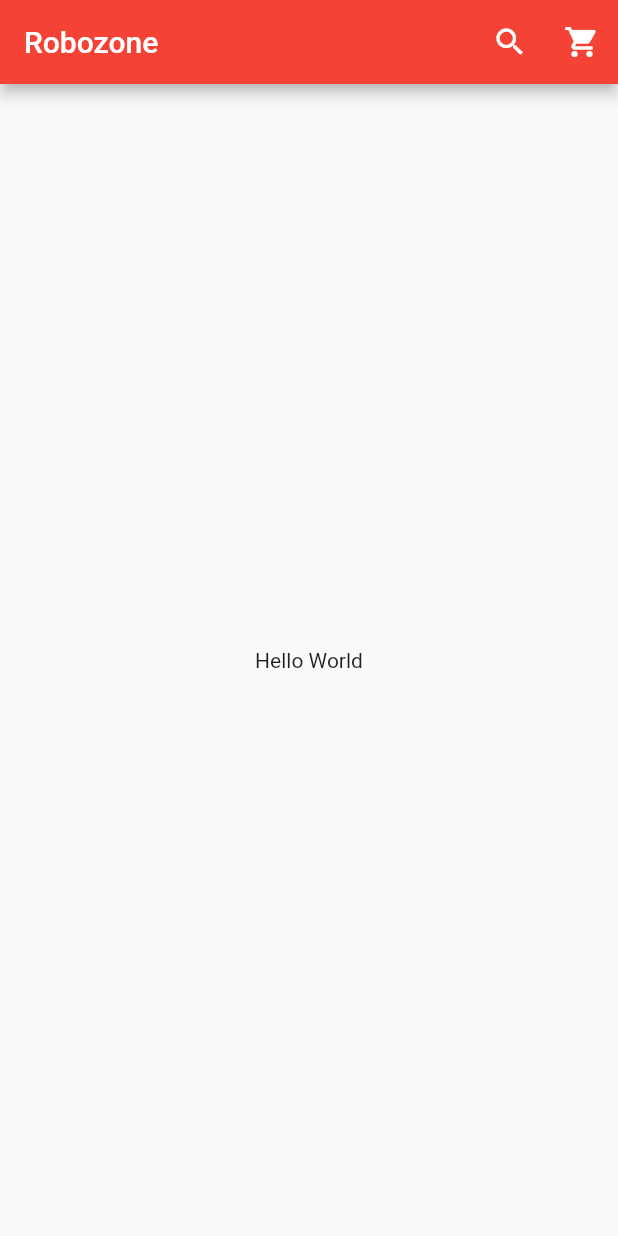
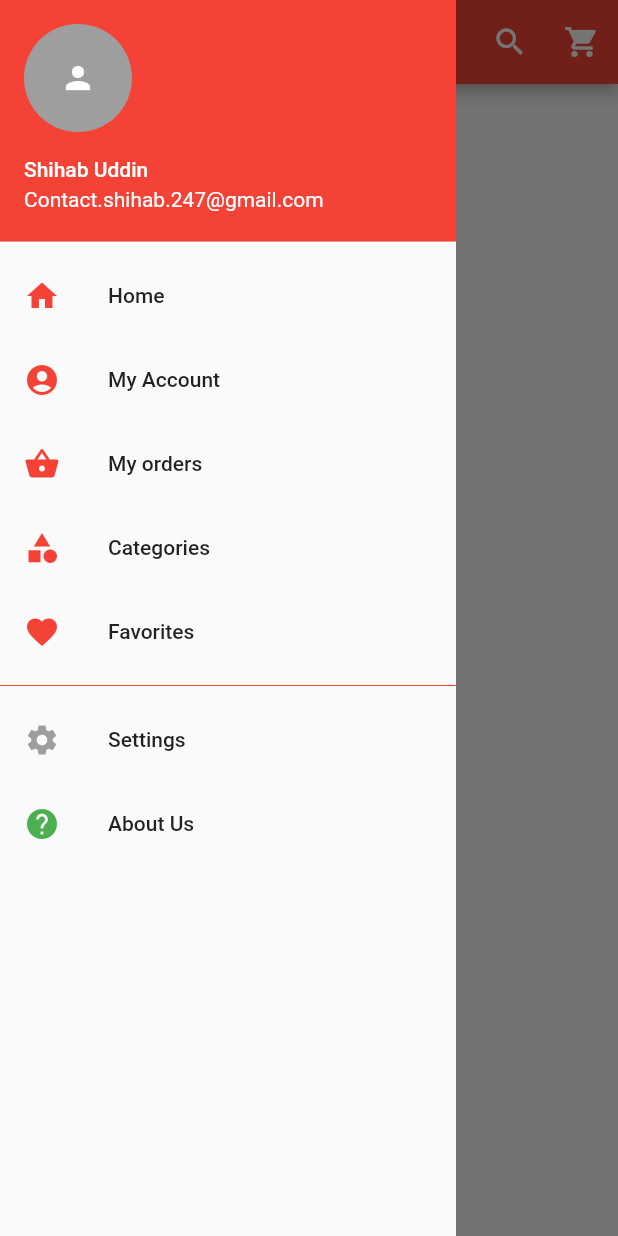
Before and after one commit to wonderkidshihab/ecommerce, a Flutter app: the screen it shows after launch, with the side drawer open (before the commit the screen has no drawer), on a phone screen of 412 x 824 dp. Run offline on Flutter 3.47's test engine with Material 2 defaults, Android fonts, the phone set to English and light mode, and no system bars.

Commit message:
added drawer

```diff
--- a/lib/main.dart
+++ b/lib/main.dart
@@ -1,4 +1,5 @@
 import 'package:flutter/material.dart';
+import 'package:robozonebd/screens/home/home.dart';
 
 void main() => runApp(MyApp());
 
@@ -13,21 +14,7 @@ class _MyAppState extends State<MyApp> {
     return MaterialApp(
       debugShowCheckedModeBanner: false,
       title: 'Robozone',
-      home: Scaffold(
-        appBar: AppBar(
-          backgroundColor: Colors.red,
-          title: Text('Robozone'),
-          actions: <Widget>[
-            IconButton(icon: Icon(Icons.search, color: Colors.white,), onPressed: (){}),
-            IconButton(icon: Icon(Icons.shopping_cart, color: Colors.white,), onPressed: (){}),
-          ],
-        ),
-        body: Center(
-          child: Container(
-            child: Text('Hello World'),
-          ),
-        ),
-      ),
+      home: Home(),
     );
   }
 }
--- /dev/null
+++ b/lib/screens/home/drawer.dart
@@ -0,0 +1,82 @@
+import 'package:flutter/material.dart';
+class DrawerWidget extends StatelessWidget {
+  @override
+  Widget build(BuildContext context) {
+    return Drawer(
+      elevation: 0,
+      child: ListView(
+        children: <Widget>[
+          UserAccountsDrawerHeader(
+            decoration: BoxDecoration(
+              color: Colors.red,
+            ),
+            accountName: Text("Shihab Uddin"),
+            accountEmail: Text("Contact.shihab.247@gmail.com"),
+            currentAccountPicture: GestureDetector(
+              child: CircleAvatar(
+                backgroundColor: Colors.grey,
+                child: Padding(
+                  padding: EdgeInsets.all(8),
+                  child: Icon(
+                    Icons.person,
+                    color: Colors.white,
+                  ),
+                ),
+              ),
+            ),
+          ),
+          InkWell(
+            onTap: (){},
+            child: ListTile(
+              leading: Icon(Icons.home, color: Colors.red,),
+              title: Text("Home")
+            ),
+          ),
+          InkWell(
+            onTap: (){},
+            child: ListTile(
+              leading: Icon(Icons.account_circle, color: Colors.red,),
+              title: Text("My Account")
+            ),
+          ),
+          InkWell(
+            onTap: (){},
+            child: ListTile(
+              leading: Icon(Icons.shopping_basket, color: Colors.red,),
+              title: Text("My orders")
+            ),
+          ),
+          InkWell(
+            onTap: (){},
+            child: ListTile(
+              leading: Icon(Icons.category, color: Colors.red,),
+              title: Text("Categories")
+            ),
+          ),
+          InkWell(
+            onTap: (){},
+            child: ListTile(
+              leading: Icon(Icons.favorite, color: Colors.red,),
+              title: Text("Favorites")
+            ),
+          ),
+          Divider(color: Colors.red,),
+          InkWell(
+            onTap: (){},
+            child: ListTile(
+              leading: Icon(Icons.settings, color: Colors.grey,),
+              title: Text("Settings")
+            ),
+          ),
+          InkWell(
+            onTap: (){},
+            child: ListTile(
+              leading: Icon(Icons.help, color: Colors.green,),
+              title: Text("About Us")
+            ),
+          ),
+        ],
+      ),
+    );
+  }
+}
--- /dev/null
+++ b/lib/screens/home/home.dart
@@ -0,0 +1,42 @@
+import 'package:flutter/material.dart';
+import 'package:robozonebd/screens/home/drawer.dart';
+class Home extends StatefulWidget {
+  @override
+  _HomeState createState() => _HomeState();
+}
+
+class _HomeState extends State<Home> {
+  @override
+  Widget build(BuildContext context) {
+    return Scaffold(
+      appBar: AppBar(
+        backgroundColor: Colors.red,
+        title: Text('Robozone'),
+        actions: <Widget>[
+          IconButton(
+              icon: Icon(
+                Icons.search,
+                color: Colors.white,
+              ),
+              onPressed: () {}),
+          IconButton(
+              icon: Icon(
+                Icons.shopping_cart,
+                color: Colors.white,
+              ),
+              onPressed: () {}),
+        ],
+      ),
+      drawer: DrawerWidget(),
+      body: Center(
+        child: Container(
+          child: ListView(
+            children: <Widget>[
+
+            ],
+          ),
+        ),
+      ),
+    );
+  }
+}
```
